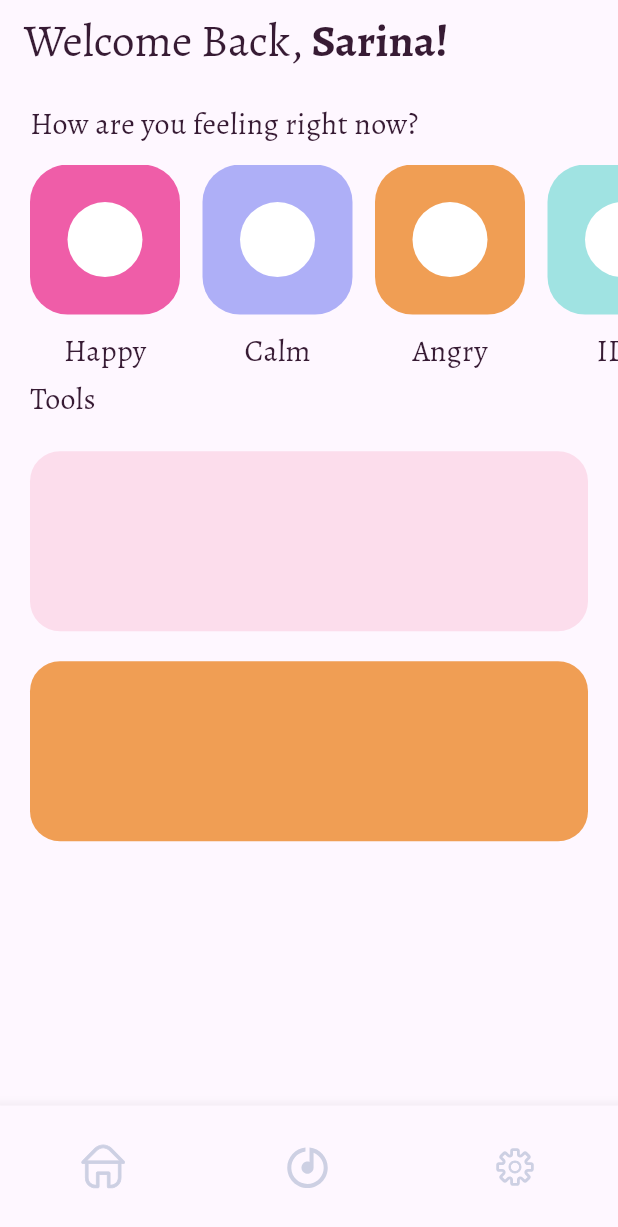
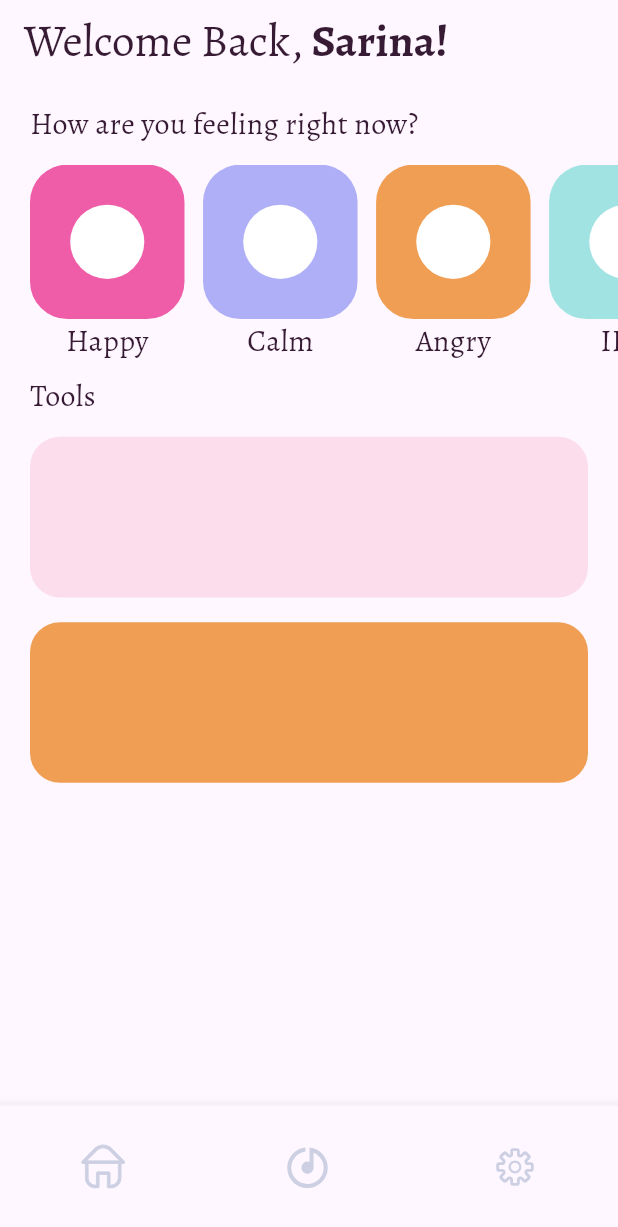
Before and after one commit to rohan-chidurala/Autismic, a Flutter app: the screen it shows after launch, on a phone screen of 412 x 824 dp. Shown: the top 1227 px of the screen. Run offline on Flutter 3.47's test engine with Material 3 defaults, Android fonts, the light colour scheme and no system bars; our stand-ins replace flutter_svg.

Commit message:
home page scaling

```diff
--- a/autismic/lib/pages/home.dart
+++ b/autismic/lib/pages/home.dart
@@ -7,10 +7,8 @@ import 'package:flutter/widgets.dart';
 import 'package:flutter_svg/flutter_svg.dart';
 
 class HomePage extends StatelessWidget {
-
   int selectedIndex = 0;
   HomePage({super.key});
-
 
   List<FeelingCheck> categories = [];
   List<Tool> tools = [];
@@ -29,10 +27,11 @@ class HomePage extends StatelessWidget {
   @override
   Widget build(BuildContext context) {
     double deviceHeight = MediaQuery.of(context).size.height;
-    double deviceWidth =  MediaQuery.of(context).size.width;
+    double deviceWidth = MediaQuery.of(context).size.width;
+
     getCategories();
     getTools();
-    var appBar = AppBar (
+    var appBar = AppBar(
       title: RichText(
         text: const TextSpan(children: <TextSpan>[
           TextSpan(
@@ -58,7 +57,7 @@ class HomePage extends StatelessWidget {
         crossAxisAlignment: CrossAxisAlignment.start,
         children: [
           SizedBox(
-              height: 0.015*deviceHeight,
+            height: 0.015 * deviceHeight,
             width: double.infinity,
           ),
           Padding(
@@ -72,17 +71,17 @@ class HomePage extends StatelessWidget {
             ),
           ),
           SizedBox(
-              height: 0.015*deviceHeight,
+            height: 0.015 * deviceHeight,
           ),
           Container(
-              height: 0.17*deviceHeight,
+            height: 0.17 * deviceHeight,
             //color: Color.fromARGB(255, 135, 95, 95),
             child: ListView.separated(
               itemCount: categories.length,
               padding: EdgeInsets.only(left: 20, right: 20),
               separatorBuilder: (context, index) {
                 return SizedBox(
-                    width: 15,
+                  width: 0.03 * deviceWidth,
                 );
               },
               scrollDirection: Axis.horizontal,
@@ -90,7 +89,7 @@ class HomePage extends StatelessWidget {
             ),
           ),
           SizedBox(
-              height: 2,
+            height: 0,
           ),
           Padding(
             padding: const EdgeInsets.only(left: 20),
@@ -103,29 +102,28 @@ class HomePage extends StatelessWidget {
             ),
           ),
           SizedBox(
-              height: 20,
+            height: 0.015 * deviceHeight,
           ),
           Column(
             mainAxisAlignment: MainAxisAlignment.center,
             children: [
               Container(
-
-                  height: 350,
+                height: 0.33 * deviceHeight,
                 width: double.infinity,
                 child: ListView.separated(
                   padding: EdgeInsets.only(left: 20, right: 20),
                   scrollDirection: Axis.vertical,
                   itemBuilder: (context, index) {
                     return Container(
-                        width: 20,
-                        height: 120,
+
+                      height: 0.13*deviceHeight,
                       decoration: BoxDecoration(
                           color: tools[index].boxColor,
                           borderRadius: BorderRadius.circular(20)),
                     );
                   },
                   separatorBuilder: (context, index) {
-                      return const SizedBox(height: 20);
+                    return SizedBox(height: 0.02 * MediaQuery.of(context).size.height);
                   },
                   itemCount: tools.length,
                 ),
@@ -134,19 +132,15 @@ class HomePage extends StatelessWidget {
           )
         ],
       ),
-        bottomNavigationBar:
-
-          BottomNavigationBar(
+      bottomNavigationBar: BottomNavigationBar(
         showUnselectedLabels: false,
         showSelectedLabels: false,
         items: [
           BottomNavigationBarItem(
-                  icon: SvgPicture.asset('assets/icons/Home.svg'),
-                  label: 'Home'),
+              icon: SvgPicture.asset('assets/icons/Home.svg'), label: 'Home'),
           BottomNavigationBarItem(
               icon: SvgPicture.asset('assets/icons/Listen.svg'),
               label: 'Listen'),
-
           BottomNavigationBarItem(
               icon: SvgPicture.asset('assets/icons/settings.svg'),
               label: 'Settings')
@@ -155,10 +149,13 @@ class HomePage extends StatelessWidget {
     );
   }
 
-  Widget? currentFeeling(context, index) => Column(children: [
+  Widget? currentFeeling(context, index) {
+    final double deviceWidth = MediaQuery.of(context).size.width;
+    final double deviceHeight = MediaQuery.of(context).size.width;
+    return Column(children: [
       Container(
-          width: 100,
-          height: 100,
+        width: 0.25 * deviceWidth,
+        height: 0.25 * deviceWidth,
         decoration: BoxDecoration(
             color: categories[index].boxColor,
             borderRadius: BorderRadius.circular(25)),
@@ -166,8 +163,8 @@ class HomePage extends StatelessWidget {
           mainAxisAlignment: MainAxisAlignment.center,
           children: [
             Container(
-                width: 50,
-                height: 50,
+              width: 0.12 * deviceWidth,
+              height: 0.12 * deviceWidth,
               decoration:
                   BoxDecoration(color: Colors.white, shape: BoxShape.circle),
               child: Padding(
@@ -179,7 +176,7 @@ class HomePage extends StatelessWidget {
         ),
       ),
       SizedBox(
-          height: 10,
+        height: 0,
       ),
       Container(
           child: Text(
@@ -189,3 +186,4 @@ class HomePage extends StatelessWidget {
       ))
     ]);
   }
+}
```
Lines whose indentation alone changed are shown as unchanged.
